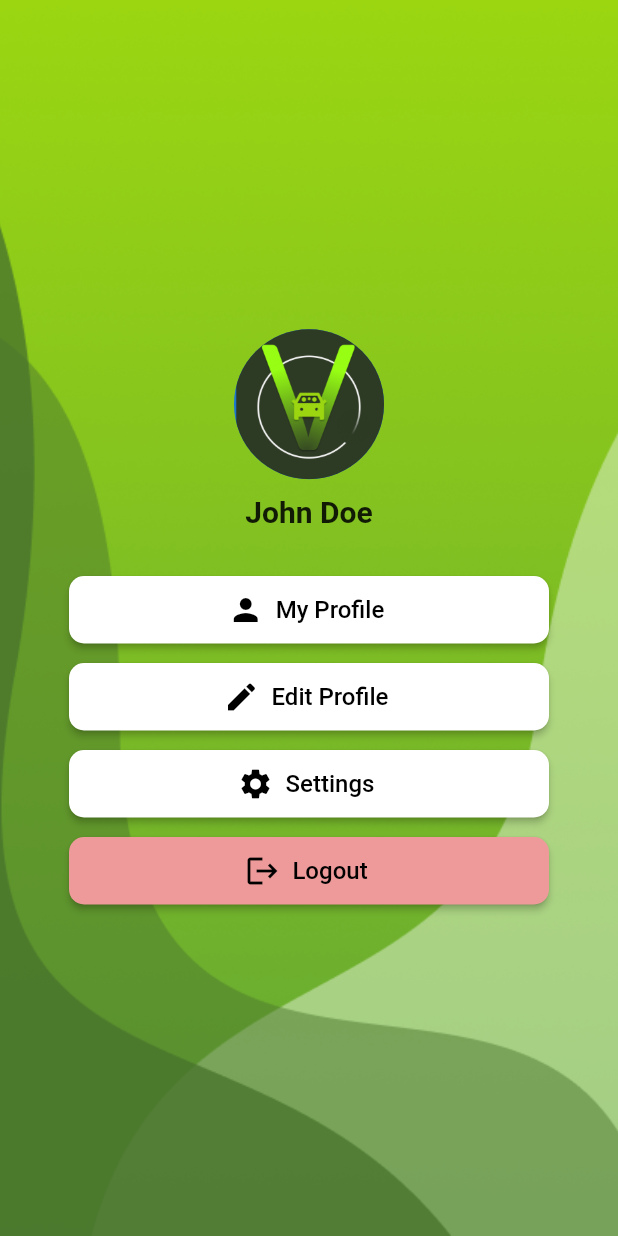
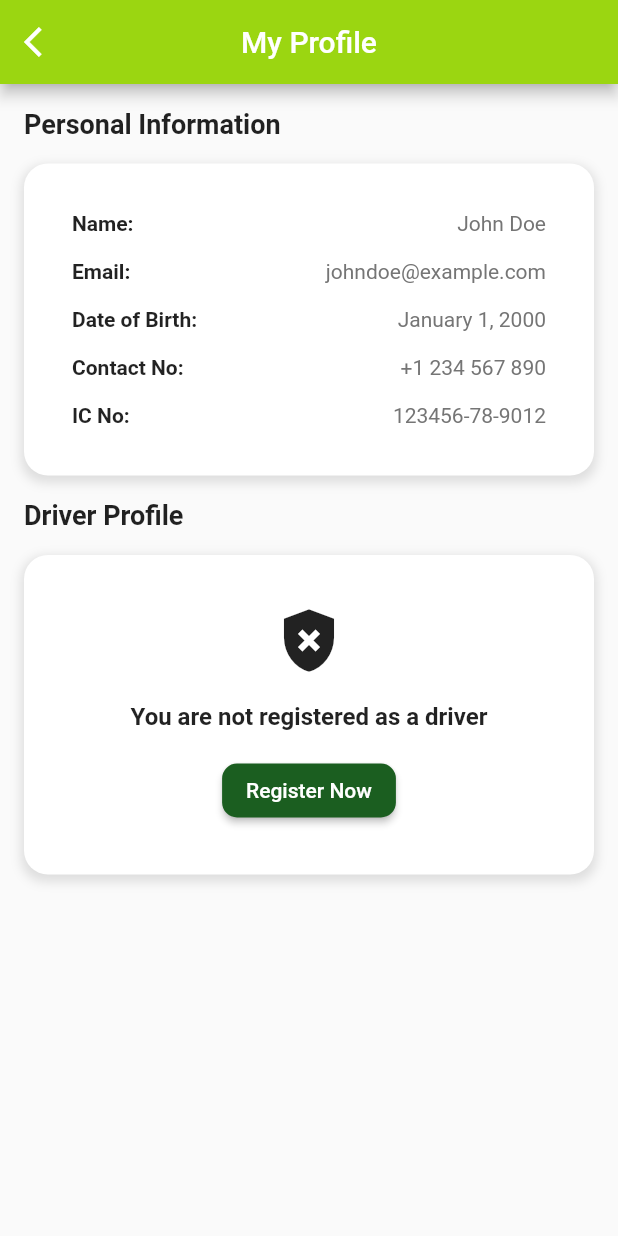
Before and after one commit to Endairion/6002CEM_Group13, a Flutter app: the Profile screen opened directly, after a tap on "My Profile", on a phone screen of 412 x 824 dp. Run offline on Flutter 3.47's test engine with Material 2 defaults, Android fonts, the phone set to English and light mode, and no system bars; our stand-ins replace firebase_core, flutter_native_splash; accounts and stored records are empty; network calls fail; statements that could not run were skipped.

Commit message:
Finished UI on MyProfile page

```diff
--- a/lib/ChangePassword.dart
+++ b/lib/ChangePassword.dart
@@ -169,14 +169,14 @@ class _ChangePasswordState extends State<ChangePassword> {
                       onPressed: () async {
                         await ScaffoldMessenger.of(context).showSnackBar(
                           SnackBar(
-                            content: Text('Password changed successfully'),
-                            duration: Duration(seconds: 2),
+                            content: const Text('Password changed successfully'),
+                            duration: const Duration(seconds: 2),
                             behavior: SnackBarBehavior.floating,
                             shape: RoundedRectangleBorder(
                               borderRadius: BorderRadius.circular(16),
                             ),
                             backgroundColor: Colors.green[900],
-                            padding: EdgeInsets.symmetric(vertical: 10, horizontal: 12),
+                            padding: const EdgeInsets.symmetric(vertical: 10, horizontal: 12),
                           ),
                         );
                         Navigator.push(
--- a/lib/EditProfile.dart
+++ b/lib/EditProfile.dart
@@ -0,0 +1,22 @@
+import 'package:flutter/material.dart';
+
+class EditProfile extends StatelessWidget {
+  const EditProfile({Key? key}) : super(key: key);
+
+  @override
+  Widget build(BuildContext context) {
+    return Scaffold(
+      appBar: AppBar(
+        title: Text("Edit Profile"),
+        centerTitle: true,
+        leading: IconButton(
+          icon: Icon(Icons.arrow_back_ios),
+          onPressed: () {
+            Navigator.pop(context); // Navigate back to the previous screen
+          },
+        ),
+        backgroundColor: Color.fromRGBO(155, 214, 17, 1),
+      ),
+    );
+  }
+}
--- a/lib/MyProfile.dart
+++ b/lib/MyProfile.dart
@@ -0,0 +1,256 @@
+import 'package:flutter/material.dart';
+
+class MyProfile extends StatelessWidget {
+  const MyProfile({Key? key}) : super(key: key);
+
+  @override
+  Widget build(BuildContext context) {
+    return Scaffold(
+      appBar: AppBar(
+        title: const Text("My Profile"),
+        centerTitle: true,
+        leading: IconButton(
+          icon: const Icon(Icons.arrow_back_ios),
+          onPressed: () {
+            Navigator.pop(context); // Navigate back to the previous screen
+          },
+        ),
+        backgroundColor: const Color.fromRGBO(155, 214, 17, 1),
+      ),
+      body: Padding(
+        padding: const EdgeInsets.all(16.0),
+        child: Column(
+          crossAxisAlignment: CrossAxisAlignment.start,
+          children: [
+            const Text(
+              'Personal Information',
+              style: TextStyle(fontWeight: FontWeight.bold, fontSize: 18),
+            ),
+            const SizedBox(height: 16),
+            Container(
+              padding: const EdgeInsets.all(16.0),
+              decoration: BoxDecoration(
+                color: Colors.white,
+                borderRadius: BorderRadius.circular(16.0),
+                boxShadow: [
+                  BoxShadow(
+                    color: Colors.grey.withOpacity(0.3),
+                    blurRadius: 5,
+                    spreadRadius: 2,
+                    offset: const Offset(0, 3),
+                  ),
+                ],
+              ),
+              child: Padding(
+                padding: const EdgeInsets.all(16.0),
+                child: Column(
+                  crossAxisAlignment: CrossAxisAlignment.start,
+                  children: [
+                    Row(
+                      mainAxisAlignment: MainAxisAlignment.spaceBetween,
+                      children: [
+                        const Text(
+                          'Name:',
+                          style: TextStyle(fontWeight: FontWeight.bold),
+                        ),
+                        Text(
+                          'John Doe',
+                          style: TextStyle(color: Colors.grey[600]),
+                        ),
+                      ],
+                    ),
+                    const SizedBox(height: 16),
+                    Row(
+                      mainAxisAlignment: MainAxisAlignment.spaceBetween,
+                      children: [
+                        const Text(
+                          'Email:',
+                          style: TextStyle(fontWeight: FontWeight.bold),
+                        ),
+                        Text(
+                          'johndoe@example.com',
+                          style: TextStyle(color: Colors.grey[600]),
+                        ),
+                      ],
+                    ),
+                    const SizedBox(height: 16),
+                    Row(
+                      mainAxisAlignment: MainAxisAlignment.spaceBetween,
+                      children: [
+                        const Text(
+                          'Date of Birth:',
+                          style: TextStyle(fontWeight: FontWeight.bold),
+                        ),
+                        Text(
+                          'January 1, 2000',
+                          style: TextStyle(color: Colors.grey[600]),
+                        ),
+                      ],
+                    ),
+                    const SizedBox(height: 16),
+                    Row(
+                      mainAxisAlignment: MainAxisAlignment.spaceBetween,
+                      children: [
+                        const Text(
+                          'Contact No:',
+                          style: TextStyle(fontWeight: FontWeight.bold),
+                        ),
+                        Text(
+                          '+1 234 567 890',
+                          style: TextStyle(color: Colors.grey[600]),
+                        ),
+                      ],
+                    ),
+                    const SizedBox(height: 16),
+                    Row(
+                      mainAxisAlignment: MainAxisAlignment.spaceBetween,
+                      children: [
+                        const Text(
+                          'IC No:',
+                          style: TextStyle(fontWeight: FontWeight.bold),
+                        ),
+                        Text(
+                          '123456-78-9012',
+                          style: TextStyle(color: Colors.grey[600]),
+                        ),
+                      ],
+                    ),
+                  ],
+                ),
+              ),
+            ),
+            const SizedBox(height: 16),
+            const Text(
+              'Driver Profile ',
+              style: TextStyle(fontWeight: FontWeight.bold, fontSize: 18),
+            ),
+            const SizedBox(height: 16),
+            Visibility(
+              visible: false,
+              child: Container(
+                padding: const EdgeInsets.all(16.0),
+                decoration: BoxDecoration(
+                  color: Colors.white,
+                  borderRadius: BorderRadius.circular(16.0),
+                  boxShadow: [
+                    BoxShadow(
+                      color: Colors.grey.withOpacity(0.3),
+                      blurRadius: 5,
+                      spreadRadius: 2,
+                      offset: const Offset(0, 3),
+                    ),
+                  ],
+                ),
+                child: Padding(
+                  padding: const EdgeInsets.all(16.0),
+                  child: Column(
+                    crossAxisAlignment: CrossAxisAlignment.start,
+                    children: [
+                      Row(
+                        mainAxisAlignment: MainAxisAlignment.spaceBetween,
+                        children: [
+                          const Text(
+                            'Licence Plate: ',
+                            style: TextStyle(fontWeight: FontWeight.bold),
+                          ),
+                          Text(
+                            'John Doe',
+                            style: TextStyle(color: Colors.grey[600]),
+                          ),
+                        ],
+                      ),
+                      const SizedBox(height: 16),
+                      Row(
+                        mainAxisAlignment: MainAxisAlignment.spaceBetween,
+                        children: [
+                          const Text(
+                            'Car Model:',
+                            style: TextStyle(fontWeight: FontWeight.bold),
+                          ),
+                          Text(
+                            'johndoe@example.com',
+                            style: TextStyle(color: Colors.grey[600]),
+                          ),
+                        ],
+                      ),
+                      const SizedBox(height: 16),
+                      Row(
+                        mainAxisAlignment: MainAxisAlignment.spaceBetween,
+                        children: [
+                          const Text(
+                            'Car Brand:',
+                            style: TextStyle(fontWeight: FontWeight.bold),
+                          ),
+                          Text(
+                            'January 1, 2000',
+                            style: TextStyle(color: Colors.grey[600]),
+                          ),
+                        ],
+                      ),
+                    ],
+                  ),
+                ),
+              ),
+            ),
+            Visibility(
+              visible: true,
+              child: SizedBox(
+                width: double.infinity,
+                child: Container(
+                  padding: const EdgeInsets.all(16.0),
+                  decoration: BoxDecoration(
+                    color: Colors.white,
+                    borderRadius: BorderRadius.circular(16.0),
+                    boxShadow: [
+                      BoxShadow(
+                        color: Colors.grey.withOpacity(0.3),
+                        blurRadius: 5,
+                        spreadRadius: 2,
+                        offset: const Offset(0, 3),
+                      ),
+                    ],
+                  ),
+                  child: Padding(
+                    padding: const EdgeInsets.all(16.0),
+                    child: Column(
+                      crossAxisAlignment: CrossAxisAlignment.center,
+                      children: [
+                        const Icon(
+                          Icons.gpp_bad,
+                          size: 50,
+                        ),
+                        const SizedBox(height: 16.0),
+                        const Text(
+                          'You are not registered as a driver',
+                          style: TextStyle(
+                            fontWeight: FontWeight.bold,
+                            fontSize: 16.0,
+                          ),
+                          textAlign: TextAlign.center,
+                        ),
+                        const SizedBox(height: 16.0),
+                        ElevatedButton(
+                          onPressed: () {
+                            // Add your registration logic here
+                          },
+                          style: ElevatedButton.styleFrom(
+                            primary: Colors.green[900],
+                            shape: RoundedRectangleBorder(
+                              borderRadius: BorderRadius.circular(10.0),
+                            ),
+                          ),
+                          child: const Text('Register Now'),
+                        ),
+                      ],
+                    ),
+                  ),
+                ),
+              ),
+            ),
+
+          ],
+        ),
+      ),
+    );
+  }
+}
--- a/lib/Profile.dart
+++ b/lib/Profile.dart
@@ -1,6 +1,9 @@
 import 'package:flutter/material.dart';
 import 'package:mobile_app_development_cw2/Settings.dart';
 import 'package:mobile_app_development_cw2/main.dart';
+
+import 'EditProfile.dart';
+import 'MyProfile.dart';
 
 class Profile extends StatelessWidget {
   const Profile({Key? key}) : super(key: key);
@@ -21,9 +24,18 @@ class Profile extends StatelessWidget {
         child: Column(
           mainAxisAlignment: MainAxisAlignment.center,
           children: [
-            CircleAvatar(
-              radius: 50.0,
-              backgroundImage: AssetImage('assets/logo.png'),
+            Container(
+              decoration: BoxDecoration(
+                shape: BoxShape.circle,
+                border: Border.all(
+                  color: Colors.white,
+                  width: 4.0,
+                ),
+              ),
+              child: const CircleAvatar(
+                radius: 50.0,
+                backgroundImage: AssetImage('assets/logo.png'),
+              ),
             ),
             const SizedBox(height: 10.0),
             const Text(
@@ -35,7 +47,12 @@ class Profile extends StatelessWidget {
             ),
             const SizedBox(height: 30.0),
             ElevatedButton.icon(
-              onPressed: () {},
+              onPressed: () {
+                Navigator.push(
+                  context,
+                  MaterialPageRoute(builder: (context) => const MyProfile()),
+                );
+              },
               style: ElevatedButton.styleFrom(
                 foregroundColor: Colors.black,
                 backgroundColor: Colors.white,
@@ -52,7 +69,12 @@ class Profile extends StatelessWidget {
             ),
             const SizedBox(height: 10.0),
             ElevatedButton.icon(
-              onPressed: () {},
+              onPressed: () {
+                Navigator.push(
+                  context,
+                  MaterialPageRoute(builder: (context) => const EditProfile()),
+                );
+              },
               style: ElevatedButton.styleFrom(
                 foregroundColor: Colors.black,
                 backgroundColor: Colors.white,
```
Also changed, not shown: pubspec.lock.
